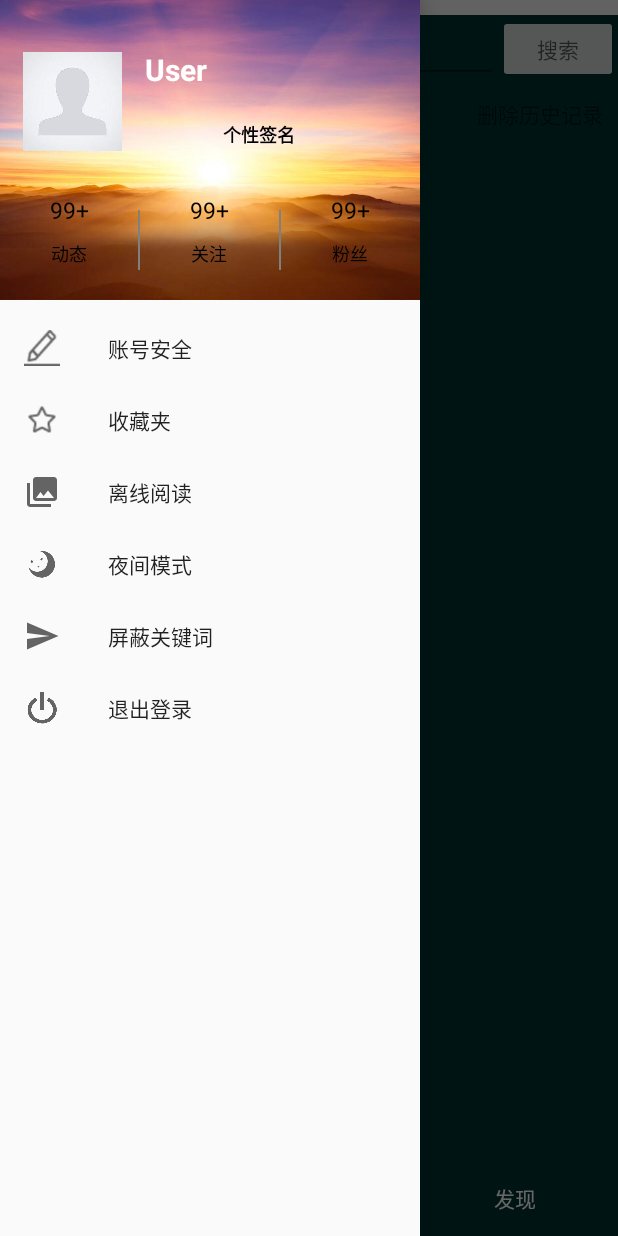
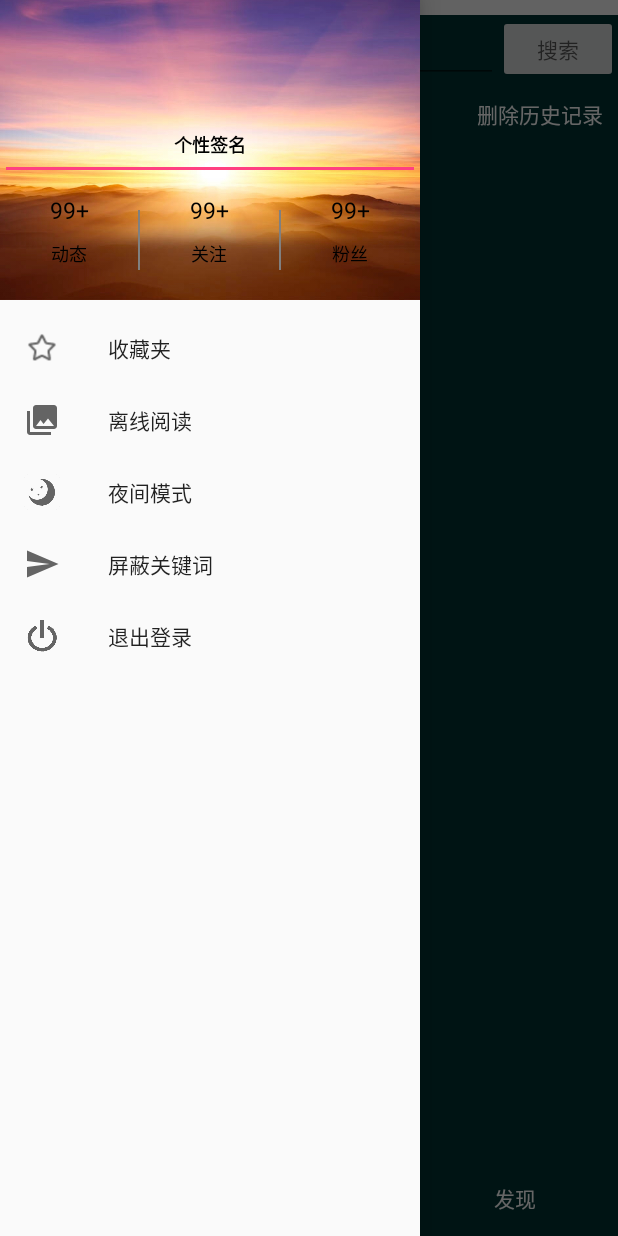
Before and after one commit to JamesHujy/SimpleNewsApp, an Android app: the fragment SearchFragment placed in its activity, with the side drawer open, on a phone screen of 412 x 824 dp. Run offline under Robolectric (Android 15) with nearby library versions, the phone set to English and light mode, and no system bars; libraries missing offline, so code that uses them is left out: com.cheng.channel; network calls fail; 1 statement that could not run was skipped.

Commit message:
add night mode

```diff
--- a/app/src/main/java/com/example/simplenewsapp/Activity/LoginActivity.java
+++ b/app/src/main/java/com/example/simplenewsapp/Activity/LoginActivity.java
@@ -14,6 +14,7 @@ import android.widget.Toast;
 
 import com.example.simplenewsapp.R;
 import com.example.simplenewsapp.Utils.ShareInfoUtil;
+import com.example.simplenewsapp.Utils.ThemeManager;
 import com.example.simplenewsapp.Utils.UserDataBaseHelper;
 
 public class LoginActivity extends Activity
@@ -73,7 +74,7 @@ public class LoginActivity extends Activity
                 Toast.makeText(getBaseContext(), "登录成功！", Toast.LENGTH_LONG).show();
                 Intent intent = new Intent(LoginActivity.this, ChannelChooseActivity.class);
                 startActivity(intent);
-
+                ThemeManager.setThemeMode(ThemeManager.ThemeMode.DAY);
                 finish();
                 ShareInfoUtil.setParam(LoginActivity.this, ShareInfoUtil.IS_LOGIN, true);
                 ShareInfoUtil.setParam(LoginActivity.this, ShareInfoUtil.LOGIN_DATA, username_str);
--- a/app/src/main/java/com/example/simplenewsapp/Activity/MainActivity.java
+++ b/app/src/main/java/com/example/simplenewsapp/Activity/MainActivity.java
@@ -58,6 +58,7 @@ public class MainActivity extends AppCompatActivity
     private List<Fragment> fragmentList = new ArrayList<>();
     private ImageView img_main, img_video, img_dicover;
     private TextView text_main, text_video, text_discover;
+    private TextView user_name;
 
 
     private int theme = R.style.AppTheme;
@@ -76,9 +77,6 @@ public class MainActivity extends AppCompatActivity
                         .setAction("Action", null).show();
             }
         });*/
-
-        AppCompatDelegate.setDefaultNightMode(
-                AppCompatDelegate.MODE_NIGHT_NO);
 
         DrawerLayout drawer = findViewById(R.id.drawer_layout);
         NavigationView navigationView = findViewById(R.id.nav_view);
@@ -160,6 +158,12 @@ public class MainActivity extends AppCompatActivity
             startActivity(intent);
 
         }
+        else if (id == R.id.nav_logout)
+        {
+            Intent intent = new Intent(this, LoginActivity.class);
+            startActivity(intent);
+            finish();
+        }
 
 
 /*      else if (id == R.id.nav_slideshow) {
@@ -234,6 +238,9 @@ public class MainActivity extends AppCompatActivity
         ll_main = findViewById(R.id.layout_main);
         ll_video = findViewById(R.id.layout_recommend);
         ll_discover = findViewById(R.id.layout_discover);
+
+        user_name = findViewById(R.id.mine_user_name);
+        user_name.setText(((String) ShareInfoUtil.getParam(this, ShareInfoUtil.LOGIN_DATA, "")));
         //ll_mine = findViewById(R.id.layout_mine);
 
         text_main = findViewById(R.id.text_main);
--- a/app/src/main/java/com/example/simplenewsapp/Fragment/SearchFragment.java
+++ b/app/src/main/java/com/example/simplenewsapp/Fragment/SearchFragment.java
@@ -48,6 +48,7 @@ public class SearchFragment extends Fragment implements NewsAdapter.CallBack
     private Button mbtn_serarch;
     private EditText met_search;
     private RecyclerView mRecyclerView;
+    private TextView historyRecord;
     private TextView mtv_deleteAll;
     private List<News> newsArrayList;
     private View view;
@@ -72,6 +73,8 @@ public class SearchFragment extends Fragment implements NewsAdapter.CallBack
         //mLoadListView = view.findViewById(R.id.search_result);
 
 
+        historyRecord = view.findViewById(R.id.history_record);
+        historyRecord.setTextColor(getResources().getColor(ThemeManager.getCurrentThemeRes(this.getContext(), R.color.colorGrey)));
         searchLayout = view.findViewById(R.id.search_layout);
         searchLayout.setBackgroundColor(getResources().getColor(ThemeManager.getCurrentThemeRes(this.getContext(), R.color.backgroundColor)));
         relativeLayout = view.findViewById(R.id.relative_layout);
@@ -85,6 +88,7 @@ public class SearchFragment extends Fragment implements NewsAdapter.CallBack
         mNewsAdapter = new NewsAdapter(getContext(), R.layout.news_item, newsArrayList,this);
         listView.setAdapter(mNewsAdapter);
         listView.setVisibility(View.GONE);
+
 
         listView.setOnItemClickListener(new AdapterView.OnItemClickListener() {
             @Override
@@ -122,6 +126,9 @@ public class SearchFragment extends Fragment implements NewsAdapter.CallBack
         mDatebase =new SearchDataBase(this.getContext(), user_name+"_search_record.db");
         mbtn_serarch = view.findViewById(R.id.btn_serarch);
         met_search = view.findViewById(R.id.et_search);
+
+        met_search.setHintTextColor(getResources().getColor(ThemeManager.getCurrentThemeRes(this.getContext(), R.color.colorGrey)));
+        met_search.setTextColor(getResources().getColor(ThemeManager.getCurrentThemeRes(this.getContext(), R.color.textColor)));
         met_search.addTextChangedListener(new TextWatcher() {
             @Override
             public void beforeTextChanged(CharSequence charSequence, int i, int i1, int i2) {
@@ -141,6 +148,8 @@ public class SearchFragment extends Fragment implements NewsAdapter.CallBack
         });
 
         mtv_deleteAll = view.findViewById(R.id.tv_deleteAll);
+        mtv_deleteAll.setTextColor(getResources().getColor(ThemeManager.getCurrentThemeRes(this.getContext(), R.color.textColor)));
+
         mtv_deleteAll.setOnClickListener(new View.OnClickListener() {
             @Override
             public void onClick(View view) {
--- a/app/src/main/res/layout/fragment_search.xml
+++ b/app/src/main/res/layout/fragment_search.xml
@@ -50,6 +50,7 @@
         <TextView
             android:layout_width="wrap_content"
             android:layout_height="wrap_content"
+            android:id="@+id/history_record"
             android:text="历史记录"/>
 
 
--- a/app/src/main/res/layout/nav_header_main.xml
+++ b/app/src/main/res/layout/nav_header_main.xml
@@ -18,14 +18,7 @@
             android:layout_height="0dp"
             android:layout_weight="3">
 
-            <ImageView
-                android:id="@+id/my_head"
-                android:layout_width="0dp"
-                android:layout_height="match_parent"
-                android:layout_marginLeft="15dp"
-                android:layout_marginTop="15dp"
-                android:layout_weight="1"
-                android:src="@drawable/head" />
+
 
             <LinearLayout
                 android:layout_width="0dp"
@@ -35,12 +28,12 @@
 
                 <TextView
                     android:id="@+id/mine_user_name"
-                    android:layout_width="match_parent"
-                    android:layout_height="0dp"
-                    android:layout_marginLeft="15dp"
+                    android:layout_width="wrap_content"
+                    android:layout_height="wrap_content"
+                    android:layout_gravity="center_horizontal"
                     android:layout_weight="1"
                     android:gravity="bottom"
-                    android:text="User"
+                    android:text=""
                     android:textStyle="bold"
                     android:textColor="@color/colorWhite"
                     android:textSize="20sp" />
@@ -53,11 +46,10 @@
 
 
 
-                    <TextView
+                    <EditText
                         android:id="@+id/reading_time"
                         android:layout_width="0dp"
                         android:layout_height="match_parent"
-                        android:layout_marginRight="15dp"
                         android:layout_weight="1"
                         android:gravity="center"
                         android:text="个性签名"
--- a/app/src/main/res/menu/activity_main_drawer.xml
+++ b/app/src/main/res/menu/activity_main_drawer.xml
@@ -4,10 +4,6 @@
     tools:showIn="navigation_view">
 
     <group android:checkableBehavior="single">
-        <item
-            android:id="@+id/nav_security"
-            android:icon="@drawable/edit"
-            android:title="账号安全" />
         <item
             android:id="@+id/nav_collect"
             android:icon="@drawable/collection"
```
